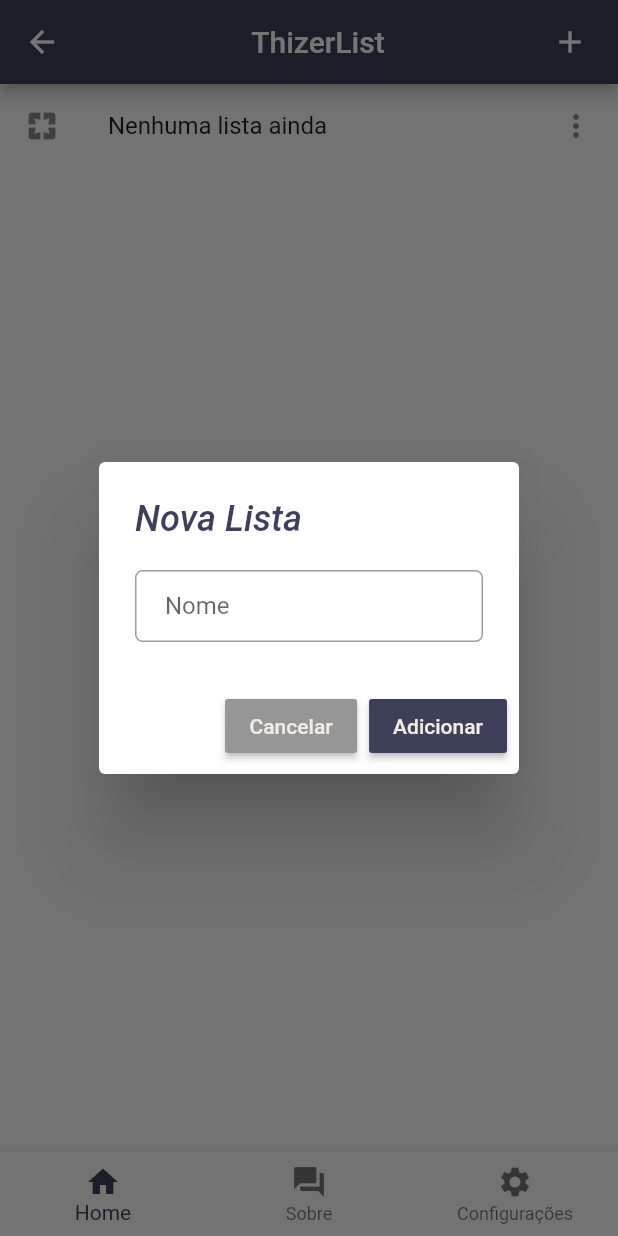
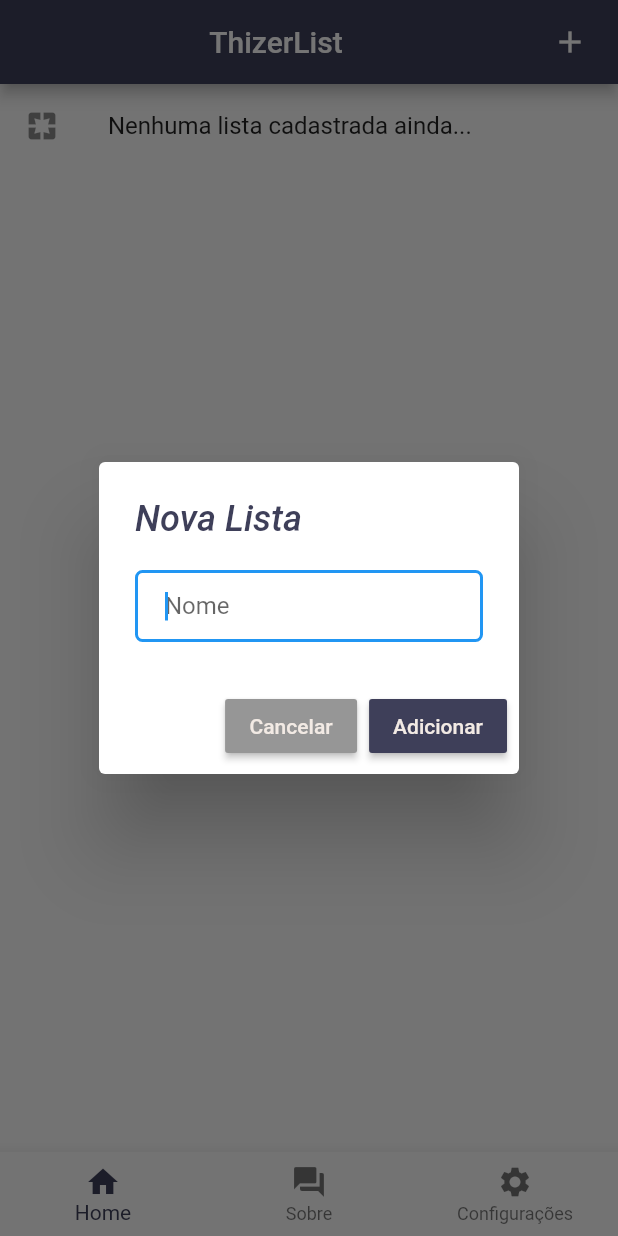
Before and after one commit to thizer/thizerlist, a Flutter app: the screen it shows after launch, after a tap on the "add" icon, on a phone screen of 412 x 824 dp. Run offline on Flutter 3.47's test engine with Material 2 defaults, Android fonts, the phone set to English and light mode, and no system bars; our stand-ins replace sqflite; accounts and stored records are empty.

```diff
--- /dev/null
+++ b/lib/models/AbstractModel.dart
@@ -0,0 +1,58 @@
+import 'package:sqflite/sqflite.dart';
+import 'package:thizerlist/application.dart';
+
+abstract class AbstractModel {
+
+  Database _db;
+
+  String get dbname;
+
+  int get dbversion;
+
+  Future<Database> init() async {
+    if (this._db == null) {
+      var databasesPath = await getDatabasesPath();
+      String path = databasesPath+dbname;
+
+      // Delete the database
+      // await deleteDatabase(path);
+
+      this._db = await openDatabase(
+        path,
+        version: dbversion,
+        onCreate: (Database db, int version) async {
+
+          // Cria as tabelas
+          dbCreate.forEach((String sql) {
+            db.execute(sql);
+          });
+
+        }
+      );
+
+    }
+    return this._db;
+  }
+
+  Future<Database> getDb() async {
+    return await this.init();
+  }
+
+  Future<List<Map>> list();
+
+  Future<Map> getItem(dynamic where);
+
+  Future<int> insert(Map<String, dynamic> values);
+
+  Future<bool> update(Map<String, dynamic> values, dynamic where);
+
+  Future<bool> delete(dynamic id);
+
+  void close() async {
+    if (this._db != null) {
+      await this._db.close();
+      this._db = null;
+    }
+  }
+
+}
--- /dev/null
+++ b/lib/models/Lista.dart
@@ -0,0 +1,75 @@
+import 'AbstractModel.dart';
+import 'package:thizerlist/application.dart';
+import 'package:sqflite/sqflite.dart';
+
+class Lista extends AbstractModel {
+
+  ///
+  /// Singleton
+  ///
+
+  static Lista _this;
+
+  factory Lista() {
+    if (_this == null) {
+      _this = Lista.getInstance();
+    }
+    return _this;
+  }
+
+  Lista.getInstance() : super();
+
+  ///
+  /// The Instance
+  ///
+
+  @override
+  String get dbname => dbName;
+
+  @override
+  int get dbversion => dbVersion;
+
+  @override
+  Future<List<Map>> list() async {
+    Database db = await this.getDb();
+    return db.rawQuery('SELECT * FROM lista ORDER BY created DESC');
+  }
+
+  @override
+  Future<Map> getItem(dynamic where) async {
+    Database db = await this.getDb();
+    List<Map> items = await db.query('lista', where: 'pk_lista = ?', whereArgs: [where], limit: 1);
+
+    Map result = Map();
+    if (items.isNotEmpty) {
+      result = items.first;
+    }
+    return result;
+  }
+
+  @override
+  Future<int> insert(Map<String, dynamic> values) async {
+    Database db = await this.getDb();
+    int newId = await db.insert('lista', values);
+
+    return newId;
+  }
+
+  @override
+  Future<bool> update(Map<String, dynamic> values, where) async {
+
+    Database db = await this.getDb();
+    int rows = await db.update('lista', values, where: 'pk_lista = ?', whereArgs: [where]);
+
+    return (rows != 0);
+  }
+
+  @override
+  Future<bool> delete(dynamic id) async {
+    Database db = await this.getDb();
+    int rows = await db.delete('lista', where: 'pk_lista = ?', whereArgs: [id]);
+
+    return (rows != 0);
+  }
+
+}
--- a/lib/pages/home.dart
+++ b/lib/pages/home.dart
@@ -1,16 +1,43 @@
 import 'package:flutter/material.dart';
 import 'package:thizerlist/layout.dart';
 
+import 'package:thizerlist/models/Lista.dart';
 import '../widgets/HomeList.dart';
 
-class HomePage extends StatelessWidget {
+class HomePage extends StatefulWidget {
 
   static String tag = 'home-page';
 
   @override
+  HomePageState createState() {
+    return new HomePageState();
+  }
+}
+
+class HomePageState extends State<HomePage> {
+
+  Lista listaBo = Lista();
+
+  @override
   Widget build(BuildContext context){
 
-    final content = HomeList();
+    final content = FutureBuilder(
+      future: listaBo.list(),
+      builder: (BuildContext context, AsyncSnapshot snapshot) {
+        switch (snapshot.connectionState) {
+          case ConnectionState.none:
+          case ConnectionState.waiting:
+            return const Center(child: Text('Carregando...'));
+          default:
+            if (snapshot.hasError) {
+              print(snapshot.error);
+              return Text('Error: ${snapshot.error}');
+            } else {
+              return HomeList(items: snapshot.data);
+            }
+        }
+      }
+    );
 
     return Layout.getContent(context, content);
   }
--- a/lib/widgets/HomeList.dart
+++ b/lib/widgets/HomeList.dart
@@ -1,8 +1,16 @@
 import 'package:flutter/material.dart';
+import 'package:intl/intl.dart';
+
+import '../pages/home.dart';
+import '../models/Lista.dart';
+
+enum ListAction { edit, delete }
 
 class HomeList extends StatefulWidget {
 
-  static List<Widget> items = List<Widget>();
+  final List<Map> items;
+
+  HomeList({this.items}) : super();
 
   @override
   _HomeListState createState() => _HomeListState();
@@ -10,21 +18,73 @@ class HomeList extends StatefulWidget {
 
 class _HomeListState extends State<HomeList> {
 
+  List<Widget> values = List<Widget>();
+
+  Lista listaBo = Lista();
+
   @override
   Widget build(BuildContext context) {
 
-    List<Widget> values = List<Widget>();
-    if (HomeList.items.length == 0) {
-      values.add(ListTile(
-        leading: Icon(Icons.pages),
-        title: Text('Nenhuma lista ainda'),
-        trailing: Icon(Icons.more_vert),
-      ));
+    // Item default
+    if (widget.items.length == 0) {
+      return ListView(
+        children: <Widget>[ListTile(
+          leading: Icon(Icons.pages),
+          title: Text('Nenhuma lista cadastrada ainda...'),
+        )],
+      );
     }
 
-    return ListView(
-      shrinkWrap: true,
-      children: (HomeList.items.length == 0) ? values : HomeList.items
+    DateFormat df = DateFormat('dd/MM/yy HH:mm');
+
+    return ListView.builder(
+      itemCount: widget.items.length,
+      itemBuilder: (BuildContext context, int index) {
+
+        Map item = widget.items[index];
+
+        DateTime created = DateTime.tryParse(item['created']);
+
+        return ListTile(
+          leading: Icon(Icons.pages),
+          title: Text(item['name']),
+          subtitle: Text(df.format(created)),
+          trailing: PopupMenuButton<ListAction>(
+            onSelected: (ListAction result) {
+              switch(result) {
+                case ListAction.edit:
+
+                break;
+                case ListAction.delete:
+                  listaBo.delete(item['pk_lista']).then((deleted) {
+                    if (deleted) {
+                      Navigator.of(context).pushReplacementNamed(HomePage.tag);
+                    }
+                  });
+                break;
+              }
+            },
+            itemBuilder: (BuildContext context) {
+              return <PopupMenuEntry<ListAction>>[
+                PopupMenuItem<ListAction>(
+                  value: ListAction.edit,
+                  child: Row(children: <Widget>[
+                    Icon(Icons.edit),
+                    Text('Editar')
+                  ]),
+                ),
+                PopupMenuItem<ListAction>(
+                  value: ListAction.delete,
+                  child: Row(children: <Widget>[
+                    Icon(Icons.delete),
+                    Text('Excluir')
+                  ]),
+                )
+              ];
+            },
+          ),
+        );
+      },
     );
   }
 }
--- a/pubspec.yaml
+++ b/pubspec.yaml
@@ -19,6 +19,8 @@ dependencies:
   # The following adds the Cupertino Icons font to your application.
   # Use with the CupertinoIcons class for iOS style icons.
   cupertino_icons: ^0.1.2
+  sqflite: any
+  intl: any
 
 dev_dependencies:
   flutter_test:
```
Also changed, not shown: lib/application.dart (added, +22 -0 lines), lib/layout.dart (+14 -12 lines).
